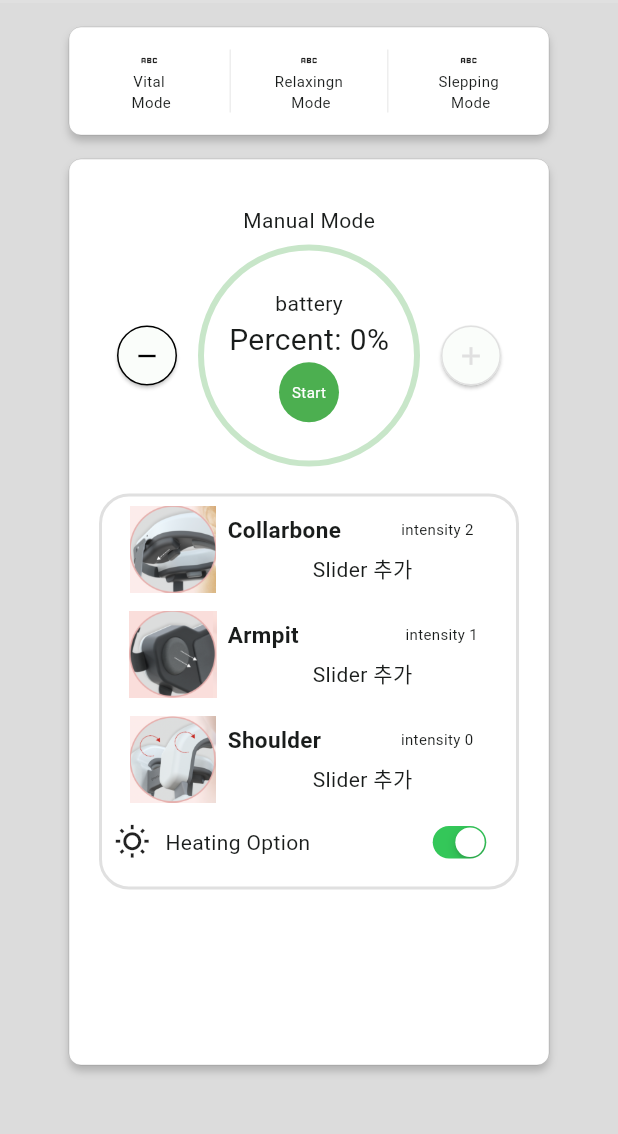
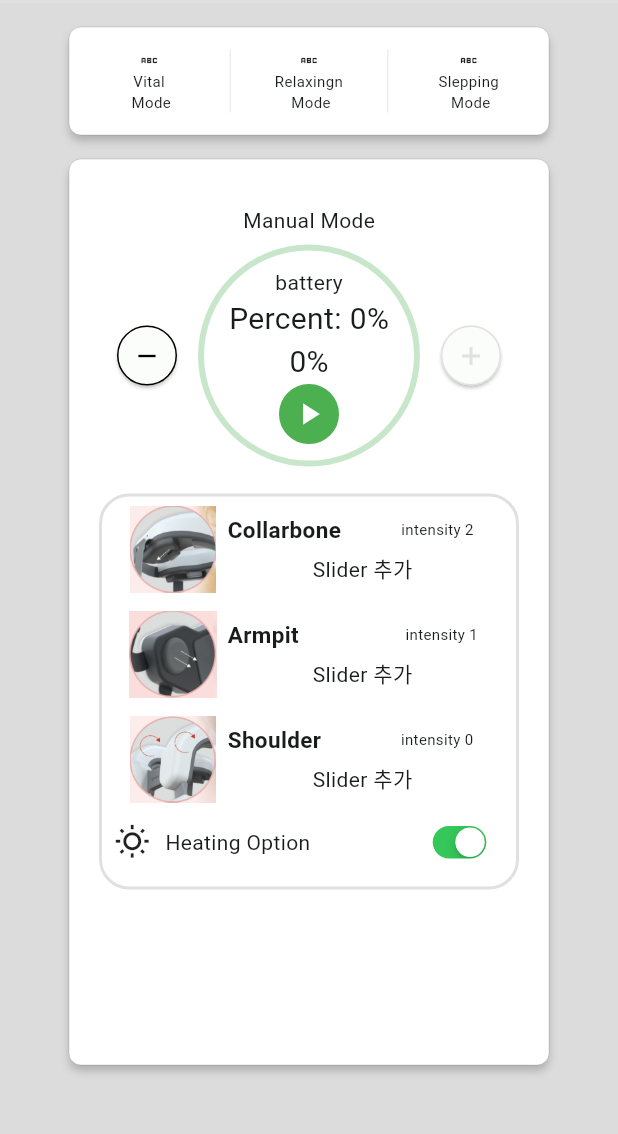
Before and after one commit to kwakdeung/lymphowear_remote_app, a Flutter app: the HomeDefault screen opened directly, on a phone screen of 412 x 824 dp, the part 81-1215 px from its top. Run offline on Flutter 3.47's test engine with Material 2 defaults, Android fonts, the phone set to English and light mode, and no system bars.

Commit message:
CircularIndicator

```diff
--- a/lib/components/circularindicator.dart
+++ b/lib/components/circularindicator.dart
@@ -88,6 +88,10 @@ class _CircularIndicatorState extends State<CircularIndicator> {
                         "Percent: ${(_value * 100).round()}%",
                         style: const TextStyle(fontSize: 20),
                       ),
+                      Text(
+                        "${(_value * 15).round()}%",
+                        style: const TextStyle(fontSize: 20),
+                      ),
                       GestureDetector(
                         onTap: _handleTap,
                         child: Container(
@@ -95,13 +99,13 @@ class _CircularIndicatorState extends State<CircularIndicator> {
                           height: 40.0,
                           decoration: BoxDecoration(
                             borderRadius: BorderRadius.circular(50),
-                            color: _active ? Colors.green : Colors.grey[600],
+                            border: Border.all(color: Colors.green, width: 1),
+                            color: _active ? Colors.green : Colors.white,
                           ),
                           child: Center(
-                            child: Text(
-                              _active ? 'Start' : 'Stop',
-                              style: const TextStyle(
-                                  fontSize: 10.0, color: Colors.white),
+                            child: Icon(
+                              _active ? Icons.play_arrow : Icons.pause,
+                              color: _active ? Colors.white : Colors.green,
                             ),
                           ),
                         ),
```
